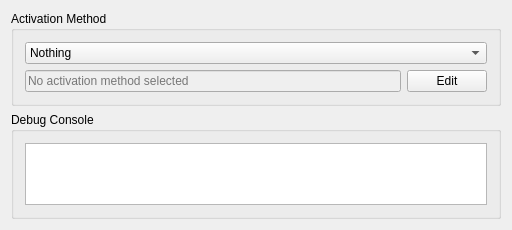
Before: the Qt Designer form source/main_wnd.ui in PsychedelicShayna/cursor-locker, drawn with Qt 5.
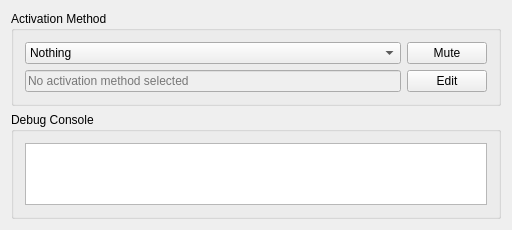
After: the same form once the commit is applied.

Commit message: Added a button to mute beeps and boops

```diff
--- a/source/main_wnd.ui
+++ b/source/main_wnd.ui
@@ -36,7 +36,7 @@
         </property>
         <layout class="QVBoxLayout" name="verticalLayout">
          <item>
-          <layout class="QHBoxLayout" name="horizontalLayout_2">
+          <layout class="QHBoxLayout" name="horizontalLayout_2" stretch="5,0">
            <item>
             <widget class="QComboBox" name="cbx_activation_method">
              <item>
@@ -61,6 +61,13 @@
              </item>
             </widget>
            </item>
+           <item>
+            <widget class="QPushButton" name="btn_mutebeepboop">
+             <property name="text">
+              <string>Mute</string>
+             </property>
+            </widget>
+           </item>
           </layout>
          </item>
          <item>
```
The commit also changes 2 other files.
